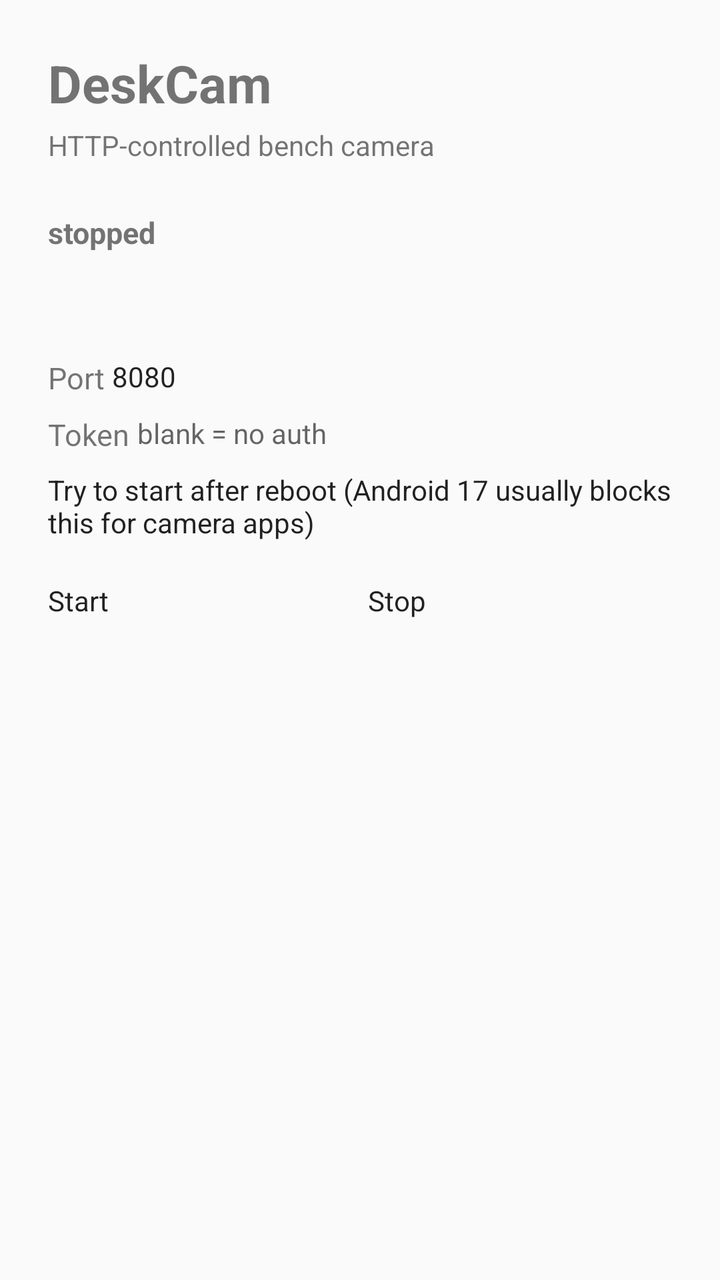
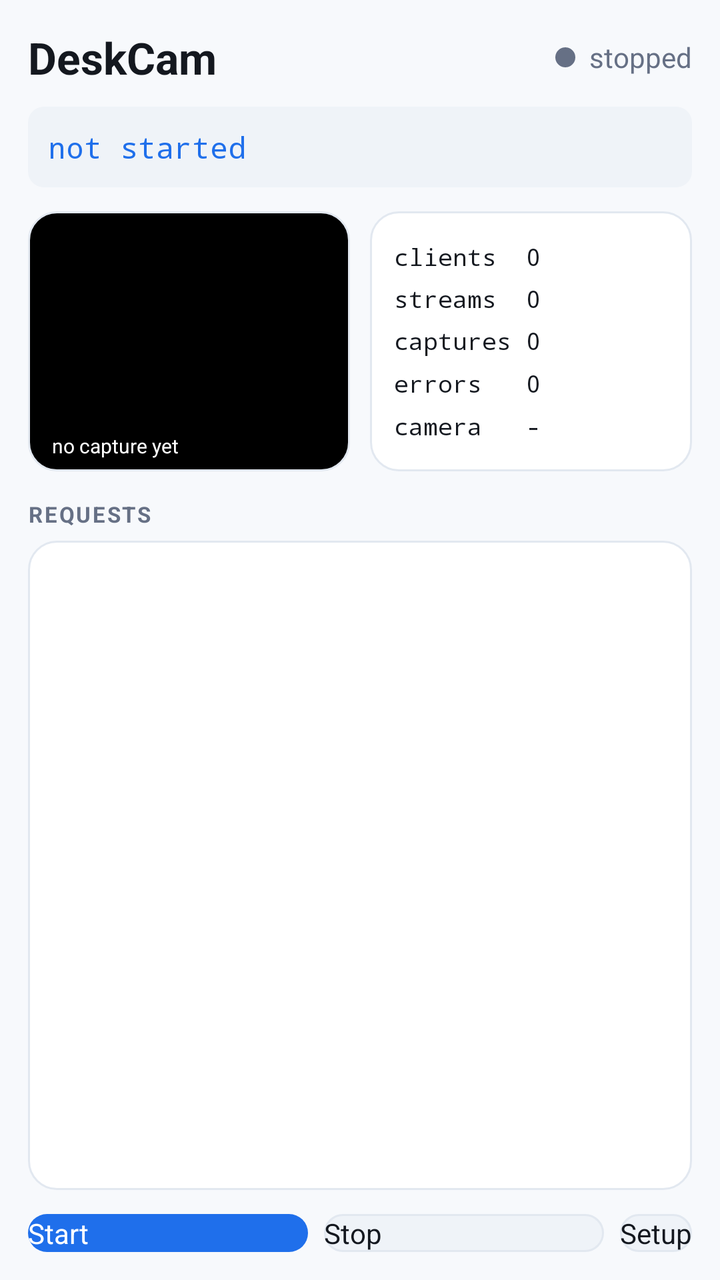

Screens rendered from an Android XML layout before and after an edit, with the pre-edit source and the edit as a unified diff.
<!-- AndroidManifest.xml: activity theme android:Theme.Material.Light -->
<!-- res/layout/main.xml -->
<?xml version="1.0" encoding="utf-8"?>
<ScrollView xmlns:android="http://schemas.android.com/apk/res/android"
    android:layout_width="match_parent"
    android:layout_height="match_parent">

    <LinearLayout
        android:layout_width="match_parent"
        android:layout_height="wrap_content"
        android:orientation="vertical"
        android:padding="24dp">

        <TextView
            android:layout_width="match_parent"
            android:layout_height="wrap_content"
            android:text="DeskCam"
            android:textSize="26sp"
            android:textStyle="bold" />

        <TextView
            android:layout_width="match_parent"
            android:layout_height="wrap_content"
            android:layout_marginTop="4dp"
            android:text="HTTP-controlled bench camera"
            android:textSize="14sp" />

        <TextView
            android:id="@+id/status"
            android:layout_width="match_parent"
            android:layout_height="wrap_content"
            android:layout_marginTop="24dp"
            android:text="stopped"
            android:textSize="15sp"
            android:textStyle="bold" />

        <TextView
            android:id="@+id/url"
            android:layout_width="match_parent"
            android:layout_height="wrap_content"
            android:layout_marginTop="8dp"
            android:textIsSelectable="true"
            android:fontFamily="monospace"
            android:textSize="18sp"
            android:text="" />

        <LinearLayout
            android:layout_width="match_parent"
            android:layout_height="wrap_content"
            android:layout_marginTop="20dp"
            android:orientation="horizontal">

            <TextView
                android:layout_width="wrap_content"
                android:layout_height="wrap_content"
                android:layout_gravity="center_vertical"
                android:text="Port "
                android:textSize="15sp" />

            <EditText
                android:id="@+id/port"
                android:layout_width="110dp"
                android:layout_height="wrap_content"
                android:inputType="number"
                android:text="8080" />
        </LinearLayout>

        <LinearLayout
            android:layout_width="match_parent"
            android:layout_height="wrap_content"
            android:layout_marginTop="8dp"
            android:orientation="horizontal">

            <TextView
                android:layout_width="wrap_content"
                android:layout_height="wrap_content"
                android:layout_gravity="center_vertical"
                android:text="Token "
                android:textSize="15sp" />

            <EditText
                android:id="@+id/token"
                android:layout_width="0dp"
                android:layout_weight="1"
                android:layout_height="wrap_content"
                android:hint="blank = no auth"
                android:inputType="text" />
        </LinearLayout>

        <CheckBox
            android:id="@+id/autostart"
            android:layout_width="match_parent"
            android:layout_height="wrap_content"
            android:layout_marginTop="8dp"
            android:text="Try to start after reboot (Android 17 usually blocks this for camera apps)" />

        <LinearLayout
            android:layout_width="match_parent"
            android:layout_height="wrap_content"
            android:layout_marginTop="20dp"
            android:orientation="horizontal">

            <Button
                android:id="@+id/start"
                android:layout_width="0dp"
                android:layout_weight="1"
                android:layout_height="wrap_content"
                android:text="Start" />

            <Button
                android:id="@+id/stop"
                android:layout_width="0dp"
                android:layout_weight="1"
                android:layout_height="wrap_content"
                android:layout_marginStart="8dp"
                android:text="Stop" />
        </LinearLayout>

        <TextView
            android:id="@+id/hint"
            android:layout_width="match_parent"
            android:layout_height="wrap_content"
            android:layout_marginTop="24dp"
            android:fontFamily="monospace"
            android:textSize="12sp"
            android:text="" />
    </LinearLayout>
</ScrollView>
<!-- resources referenced by this layout -->
<resources>

</resources>

<!-- the commit's change to res/layout/main.xml (unified diff, before → after) -->
@@ -1,126 +1,225 @@
 <?xml version="1.0" encoding="utf-8"?>
-<ScrollView xmlns:android="http://schemas.android.com/apk/res/android"
+<LinearLayout xmlns:android="http://schemas.android.com/apk/res/android"
     android:layout_width="match_parent"
-    android:layout_height="match_parent">
-
-    <LinearLayout
-        android:layout_width="match_parent"
-        android:layout_height="wrap_content"
+    android:layout_height="match_parent"
+    android:orientation="vertical"
+    android:background="@color/bg"
+    android:fitsSystemWindows="true">
+
+    
+    <LinearLayout
+        android:layout_width="match_parent"
+        android:layout_height="match_parent"
         android:orientation="vertical"
-        android:padding="24dp">
+        android:padding="14dp">
+
+    
+    <LinearLayout
+        android:layout_width="match_parent"
+        android:layout_height="wrap_content"
+        android:orientation="horizontal"
+        android:gravity="center_vertical"
+        android:paddingBottom="10dp">
 
         <TextView
-            android:layout_width="match_parent"
+            android:layout_width="0dp"
+            android:layout_weight="1"
             android:layout_height="wrap_content"
             android:text="DeskCam"
-            android:textSize="26sp"
+            android:textColor="@color/text"
+            android:textSize="22sp"
             android:textStyle="bold" />
 
-        <TextView
-            android:layout_width="match_parent"
-            android:layout_height="wrap_content"
-            android:layout_marginTop="4dp"
-            android:text="HTTP-controlled bench camera"
-            android:textSize="14sp" />
+        <View
+            android:id="@+id/dot"
+            android:layout_width="10dp"
+            android:layout_height="10dp"
+            android:layout_marginEnd="7dp"
+            android:background="@drawable/dot" />
 
         <TextView
             android:id="@+id/status"
-            android:layout_width="match_parent"
-            android:layout_height="wrap_content"
-            android:layout_marginTop="24dp"
+            android:layout_width="wrap_content"
+            android:layout_height="wrap_content"
             android:text="stopped"
-            android:textSize="15sp"
-            android:textStyle="bold" />
-
-        <TextView
-            android:id="@+id/url"
-            android:layout_width="match_parent"
-            android:layout_height="wrap_content"
-            android:layout_marginTop="8dp"
-            android:textIsSelectable="true"
-            android:fontFamily="monospace"
-            android:textSize="18sp"
-            android:text="" />
-
-        <LinearLayout
-            android:layout_width="match_parent"
-            android:layout_height="wrap_content"
-            android:layout_marginTop="20dp"
-            android:orientation="horizontal">
+            android:textColor="@color/dim"
+            android:textSize="14sp" />
+    </LinearLayout>
+
+    
+    <TextView
+        android:id="@+id/url"
+        android:layout_width="match_parent"
+        android:layout_height="wrap_content"
+        android:background="@drawable/pill"
+        android:padding="10dp"
+        android:fontFamily="monospace"
+        android:textColor="@color/accent"
+        android:textIsSelectable="true"
+        android:textSize="15sp"
+        android:text="not started" />
+
+    
+    <LinearLayout
+        android:layout_width="match_parent"
+        android:layout_height="wrap_content"
+        android:orientation="horizontal"
+        android:layout_marginTop="12dp"
+        android:baselineAligned="false">
+
+        <FrameLayout
+            android:layout_width="0dp"
+            android:layout_weight="1"
+            android:layout_height="130dp"
+            android:background="@drawable/thumb_bg">
+
+            <ImageView
+                android:id="@+id/thumb"
+                android:layout_width="match_parent"
+                android:layout_height="match_parent"
+                android:scaleType="centerCrop"
+                android:contentDescription="last capture" />
 
             <TextView
+                android:id="@+id/thumbwhen"
                 android:layout_width="wrap_content"
                 android:layout_height="wrap_content"
-                android:layout_gravity="center_vertical"
-                android:text="Port "
-                android:textSize="15sp" />
-
-            <EditText
-                android:id="@+id/port"
-                android:layout_width="110dp"
-                android:layout_height="wrap_content"
-                android:inputType="number"
-                android:text="8080" />
+                android:layout_gravity="bottom|start"
+                android:layout_margin="6dp"
+                android:background="#99000000"
+                android:paddingStart="6dp"
+                android:paddingEnd="6dp"
+                android:text="no capture yet"
+                android:textColor="#FFFFFFFF"
+                android:textSize="10sp" />
+        </FrameLayout>
+
+        <LinearLayout
+            android:layout_width="0dp"
+            android:layout_weight="1"
+            android:layout_height="130dp"
+            android:layout_marginStart="10dp"
+            android:orientation="vertical"
+            android:background="@drawable/card_bg"
+            android:padding="12dp">
+
+            <TextView android:id="@+id/statConn" style="@style/Stat" android:text="clients  0" />
+            <TextView android:id="@+id/statStream" style="@style/Stat" android:text="streams  0" />
+            <TextView android:id="@+id/statShots" style="@style/Stat" android:text="captures 0" />
+            <TextView android:id="@+id/statErr" style="@style/Stat" android:text="errors   0" />
+            <TextView android:id="@+id/statCam" style="@style/Stat" android:text="camera   -" />
         </LinearLayout>
-
-        <LinearLayout
-            android:layout_width="match_parent"
-            android:layout_height="wrap_content"
-            android:layout_marginTop="8dp"
-            android:orientation="horizontal">
-
-            <TextView
-                android:layout_width="wrap_content"
-                android:layout_height="wrap_content"
-                android:layout_gravity="center_vertical"
-                android:text="Token "
-                android:textSize="15sp" />
-
-            <EditText
-                android:id="@+id/token"
-                android:layout_width="0dp"
-                android:layout_weight="1"
-                android:layout_height="wrap_content"
-                android:hint="blank = no auth"
-                android:inputType="text" />
+    </LinearLayout>
+
+    <TextView
+        android:layout_width="match_parent"
+        android:layout_height="wrap_content"
+        android:layout_marginTop="14dp"
+        android:layout_marginBottom="6dp"
+        android:text="REQUESTS"
+        android:textColor="@color/dim"
+        android:textSize="11sp"
+        android:letterSpacing="0.08"
+        android:textStyle="bold" />
+
+    <ScrollView
+        android:id="@+id/logscroll"
+        android:layout_width="match_parent"
+        android:layout_height="0dp"
+        android:layout_weight="1"
+        android:background="@drawable/card_bg"
+        android:padding="4dp">
+
+        <LinearLayout
+            android:id="@+id/log"
+            android:layout_width="match_parent"
+            android:layout_height="wrap_content"
+            android:orientation="vertical" />
+    </ScrollView>
+
+    
+    <LinearLayout
+        android:layout_width="match_parent"
+        android:layout_height="wrap_content"
+        android:orientation="horizontal"
+        android:layout_marginTop="12dp">
+
+        <Button
+            android:id="@+id/start"
+            android:layout_width="0dp"
+            android:layout_weight="1"
+            android:layout_height="wrap_content"
+            android:background="@drawable/btn"
+            android:textColor="#FFFFFFFF"
+            android:textAllCaps="false"
+            android:text="Start" />
+
+        <Button
+            android:id="@+id/stop"
+            android:layout_width="0dp"
+            android:layout_weight="1"
+            android:layout_height="wrap_content"
+            android:layout_marginStart="8dp"
+            android:background="@drawable/btn_quiet"
+            android:textColor="@color/text"
+            android:textAllCaps="false"
+            android:text="Stop" />
+
+        <Button
+            android:id="@+id/settings"
+            android:layout_width="wrap_content"
+            android:layout_height="wrap_content"
+            android:layout_marginStart="8dp"
+            android:background="@drawable/btn_quiet"
+            android:textColor="@color/text"
+            android:textAllCaps="false"
+            android:text="Setup" />
+    </LinearLayout>
+
+    
+    <LinearLayout
+        android:id="@+id/setup"
+        android:layout_width="match_parent"
+        android:layout_height="wrap_content"
+        android:orientation="vertical"
+        android:visibility="gone"
+        android:layout_marginTop="10dp"
+        android:background="@drawable/card_bg"
+        android:padding="12dp">
+
+        <LinearLayout
+            android:layout_width="match_parent"
+            android:layout_height="wrap_content"
+            android:orientation="horizontal"
+            android:gravity="center_vertical">
+
+            <TextView android:layout_width="62dp" android:layout_height="wrap_content"
+                android:text="Port" android:textColor="@color/dim" android:textSize="13sp" />
+            <EditText android:id="@+id/port" android:layout_width="0dp" android:layout_weight="1"
+                android:layout_height="wrap_content" android:inputType="number"
+                android:textColor="@color/text" android:textSize="14sp" android:text="8080" />
+        </LinearLayout>
+
+        <LinearLayout
+            android:layout_width="match_parent"
+            android:layout_height="wrap_content"
+            android:orientation="horizontal"
+            android:gravity="center_vertical">
+
+            <TextView android:layout_width="62dp" android:layout_height="wrap_content"
+                android:text="Token" android:textColor="@color/dim" android:textSize="13sp" />
+            <EditText android:id="@+id/token" android:layout_width="0dp" android:layout_weight="1"
+                android:layout_height="wrap_content" android:hint="blank = open"
+                android:textColor="@color/text" android:textSize="14sp" android:inputType="text" />
         </LinearLayout>
 
         <CheckBox
             android:id="@+id/autostart"
             android:layout_width="match_parent"
             android:layout_height="wrap_content"
-            android:layout_marginTop="8dp"
-            android:text="Try to start after reboot (Android 17 usually blocks this for camera apps)" />
-
-        <LinearLayout
-            android:layout_width="match_parent"
-            android:layout_height="wrap_content"
-            android:layout_marginTop="20dp"
-            android:orientation="horizontal">
-
-            <Button
-                android:id="@+id/start"
-                android:layout_width="0dp"
-                android:layout_weight="1"
-                android:layout_height="wrap_content"
-                android:text="Start" />
-
-            <Button
-                android:id="@+id/stop"
-                android:layout_width="0dp"
-                android:layout_weight="1"
-                android:layout_height="wrap_content"
-                android:layout_marginStart="8dp"
-                android:text="Stop" />
-        </LinearLayout>
-
-        <TextView
-            android:id="@+id/hint"
-            android:layout_width="match_parent"
-            android:layout_height="wrap_content"
-            android:layout_marginTop="24dp"
-            android:fontFamily="monospace"
+            android:textColor="@color/dim"
             android:textSize="12sp"
-            android:text="" />
-    </LinearLayout>
-</ScrollView>
+            android:text="Try to start after a reboot (Android usually refuses this for a camera app)" />
+    </LinearLayout>
+</LinearLayout>
+</LinearLayout>
<!-- resource entries referenced after the edit -->
@@ -1,5 +1,69 @@
 <!-- resources referenced by this layout -->
 <resources>
-
+  <color name="accent">#FF1F6FEB</color>
+  <color name="bg">#FFF7F9FC</color>
+  <color name="dim">#FF667085</color>
+  <color name="text">#FF14181F</color>
+  <!-- drawable btn (drawable) -->
+  <?xml version="1.0" encoding="utf-8"?>
+  <shape xmlns:android="http://schemas.android.com/apk/res/android" android:shape="rectangle">
+      <solid android:color="@color/accent" />
+      <corners android:radius="10dp" />
+  </shape>
+  <!-- drawable btn_quiet (drawable) -->
+  <?xml version="1.0" encoding="utf-8"?>
+  <shape xmlns:android="http://schemas.android.com/apk/res/android" android:shape="rectangle">
+      <solid android:color="@color/shade" />
+      <corners android:radius="10dp" />
+      <stroke android:width="1dp" android:color="@color/line" />
+  </shape>
+  <!-- drawable card_bg (drawable) -->
+  <?xml version="1.0" encoding="utf-8"?>
+  <shape xmlns:android="http://schemas.android.com/apk/res/android" android:shape="rectangle">
+      <solid android:color="@color/card" />
+      <corners android:radius="14dp" />
+      <stroke android:width="1dp" android:color="@color/line" />
+  </shape>
+  <!-- drawable dot (drawable) -->
+  <?xml version="1.0" encoding="utf-8"?>
+  <shape xmlns:android="http://schemas.android.com/apk/res/android" android:shape="oval">
+      <solid android:color="@color/dim" />
+      <size android:width="10dp" android:height="10dp" />
+  </shape>
+  <!-- drawable pill (drawable) -->
+  <?xml version="1.0" encoding="utf-8"?>
+  <shape xmlns:android="http://schemas.android.com/apk/res/android" android:shape="rectangle">
+      <solid android:color="@color/shade" />
+      <corners android:radius="8dp" />
+  </shape>
+  <!-- drawable thumb_bg (drawable) -->
+  <?xml version="1.0" encoding="utf-8"?>
+  <shape xmlns:android="http://schemas.android.com/apk/res/android" android:shape="rectangle">
+      <solid android:color="#FF000000" />
+      <corners android:radius="14dp" />
+      <stroke android:width="1dp" android:color="@color/line" />
+  </shape>
+  <style name="Stat">
+          <item name="android:layout_width">match_parent</item>
+          <item name="android:layout_height">0dp</item>
+          <item name="android:layout_weight">1</item>
+          <item name="android:fontFamily">monospace</item>
+          <item name="android:textSize">12sp</item>
+          <item name="android:textColor">@color/text</item>
+          <item name="android:gravity">center_vertical</item>
+      </style>
+  <style name="DeskCam" parent="@android:style/Theme.DeviceDefault.DayNight">
+          <item name="android:windowNoTitle">true</item>
+          <item name="android:windowActionBar">false</item>
+          <item name="android:windowBackground">@color/bg</item>
+          <item name="android:colorAccent">@color/accent</item>
+          <item name="android:textColorPrimary">@color/text</item>
+          <item name="android:textColorSecondary">@color/dim</item>
+          <item name="android:statusBarColor">@color/bg</item>
+          <item name="android:navigationBarColor">@color/bg</item>
+      </style>
+  <color name="shade">#FFEFF3F8</color>
+  <color name="line">#FFE2E8F0</color>
+  <color name="card">#FFFFFFFF</color>
 </resources>
 
